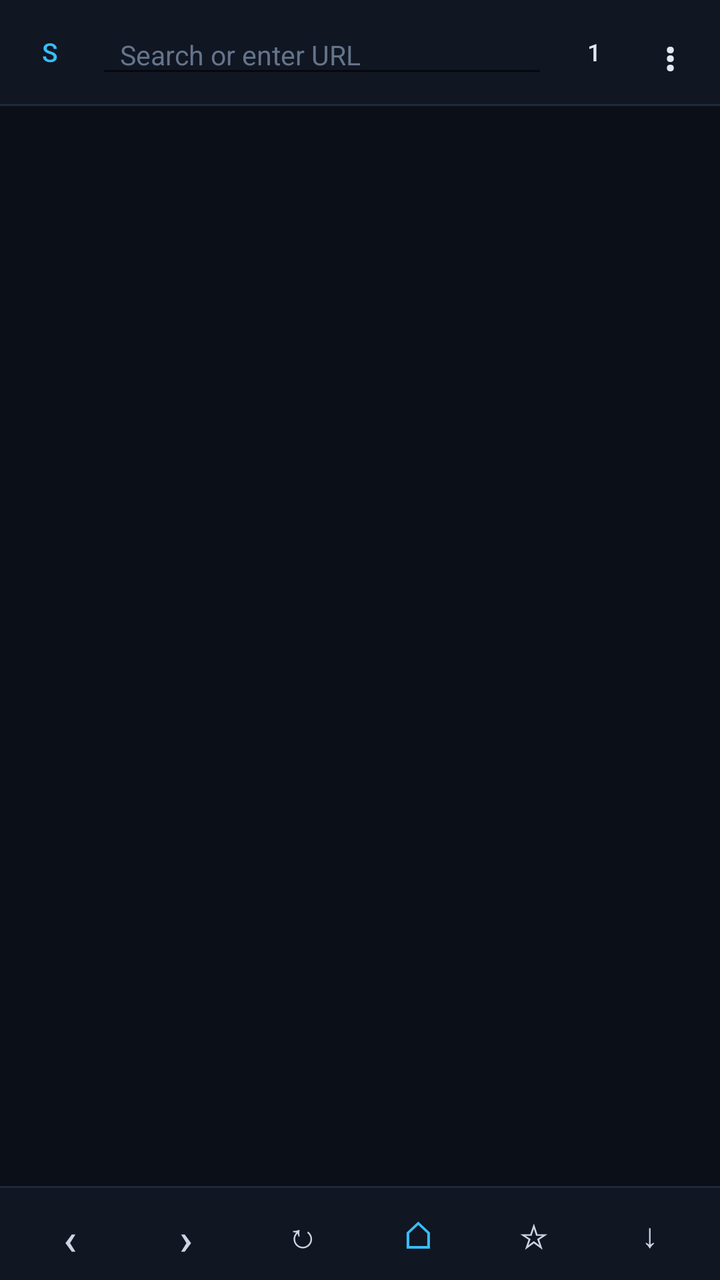
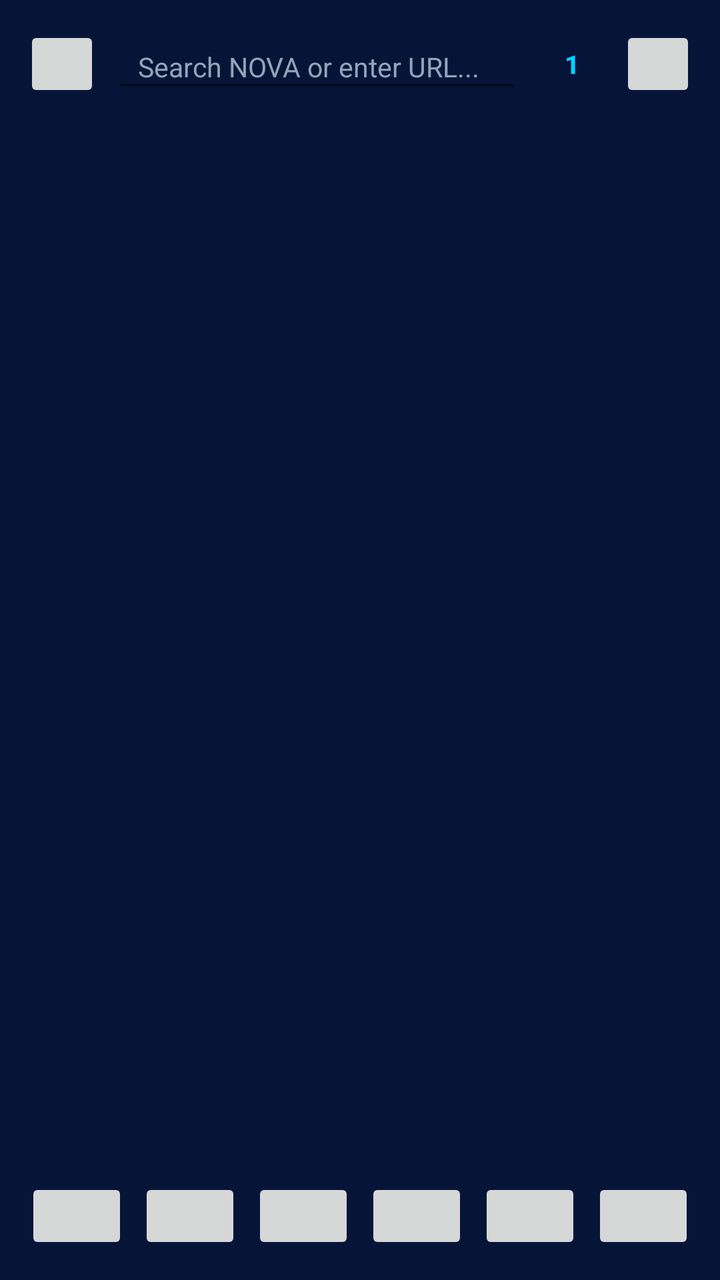

Screens rendered from an Android XML layout before and after an edit, with the pre-edit source and the edit as a unified diff.
<!-- AndroidManifest.xml: application theme Theme.MaterialComponents.DayNight.NoActionBar -->
<!-- res/layout/activity_main.xml -->
<?xml version="1.0" encoding="utf-8"?>
<LinearLayout xmlns:android="http://schemas.android.com/apk/res/android"
    android:id="@+id/rootLayout"
    android:layout_width="match_parent"
    android:layout_height="match_parent"
    android:orientation="vertical"
    android:background="#0B0F17">

    
    <LinearLayout
        android:id="@+id/topBar"
        android:layout_width="match_parent"
        android:layout_height="52dp"
        android:orientation="horizontal"
        android:gravity="center_vertical"
        android:paddingStart="8dp"
        android:paddingEnd="8dp"
        android:background="#101622">

        <Button
            android:id="@+id/btnShield"
            style="?android:attr/borderlessButtonStyle"
            android:layout_width="34dp"
            android:layout_height="34dp"
            android:minWidth="0dp"
            android:minHeight="0dp"
            android:text="S"
            android:fontFamily="sans-serif-medium"
            android:textSize="13sp"
            android:textColor="#38BDF8"
            android:padding="0dp" />

        <EditText
            android:id="@+id/etUrl"
            android:layout_width="0dp"
            android:layout_height="36dp"
            android:layout_weight="1"
            android:layout_marginStart="6dp"
            android:layout_marginEnd="6dp"
            android:hint="Search or enter URL"
            android:textColor="#F8FAFC"
            android:textColorHint="#64748B"
            android:fontFamily="sans-serif"
            android:paddingStart="12dp"
            android:paddingEnd="12dp"
            android:singleLine="true"
            android:imeOptions="actionGo"
            android:inputType="textUri"
            android:textSize="13.5sp" />

        <Button
            android:id="@+id/btnTabs"
            style="?android:attr/borderlessButtonStyle"
            android:layout_width="34dp"
            android:layout_height="34dp"
            android:minWidth="0dp"
            android:minHeight="0dp"
            android:layout_marginEnd="4dp"
            android:text="1"
            android:fontFamily="sans-serif-medium"
            android:textColor="#E2E8F0"
            android:textSize="12sp"
            android:padding="0dp" />

        <Button
            android:id="@+id/btnMenu"
            style="?android:attr/borderlessButtonStyle"
            android:layout_width="34dp"
            android:layout_height="34dp"
            android:minWidth="0dp"
            android:minHeight="0dp"
            android:text="⋮"
            android:textColor="#E2E8F0"
            android:textStyle="bold"
            android:textSize="19sp"
            android:padding="0dp" />
    </LinearLayout>

    <View
        android:id="@+id/topDivider"
        android:layout_width="match_parent"
        android:layout_height="1dp"
        android:background="#1E293B" />

    
    <LinearLayout
        android:id="@+id/layoutFind"
        android:layout_width="match_parent"
        android:layout_height="44dp"
        android:orientation="horizontal"
        android:gravity="center_vertical"
        android:paddingStart="10dp"
        android:paddingEnd="8dp"
        android:background="#101622"
        android:visibility="gone">

        <EditText
            android:id="@+id/etFind"
            android:layout_width="0dp"
            android:layout_height="34dp"
            android:layout_weight="1"
            android:hint="Find in page"
            android:textColor="#F8FAFC"
            android:textColorHint="#64748B"
            android:paddingStart="10dp"
            android:paddingEnd="10dp"
            android:singleLine="true"
            android:textSize="13sp" />

        <Button
            android:id="@+id/btnFindNext"
            style="?android:attr/borderlessButtonStyle"
            android:layout_width="56dp"
            android:layout_height="34dp"
            android:layout_marginStart="6dp"
            android:text="Next"
            android:textAllCaps="false"
            android:fontFamily="sans-serif-medium"
            android:textColor="#38BDF8"
            android:textSize="13sp" />

        <Button
            android:id="@+id/btnFindClose"
            style="?android:attr/borderlessButtonStyle"
            android:layout_width="34dp"
            android:layout_height="34dp"
            android:text="×"
            android:textColor="#94A3B8"
            android:textSize="20sp"
            android:padding="0dp" />
    </LinearLayout>

    
    <ProgressBar
        android:id="@+id/progressBar"
        style="?android:attr/progressBarStyleHorizontal"
        android:layout_width="match_parent"
        android:layout_height="2dp"
        android:max="100"
        android:progressTint="#38BDF8"
        android:progressBackgroundTint="#1E293B"
        android:visibility="gone" />

    
    <FrameLayout
        android:id="@+id/webContainer"
        android:layout_width="match_parent"
        android:layout_height="0dp"
        android:layout_weight="1" />

    <View
        android:id="@+id/bottomDivider"
        android:layout_width="match_parent"
        android:layout_height="1dp"
        android:background="#1E293B" />

    
    <LinearLayout
        android:id="@+id/bottomBar"
        android:layout_width="match_parent"
        android:layout_height="46dp"
        android:orientation="horizontal"
        android:gravity="center"
        android:paddingStart="6dp"
        android:paddingEnd="6dp"
        android:background="#101622"
        android:weightSum="6">

        <Button
            android:id="@+id/btnBack"
            style="?android:attr/borderlessButtonStyle"
            android:layout_width="0dp"
            android:layout_height="38dp"
            android:layout_weight="1"
            android:minWidth="0dp"
            android:text="‹"
            android:textSize="22sp"
            android:padding="0dp"
            android:textColor="#CBD5E1" />

        <Button
            android:id="@+id/btnForward"
            style="?android:attr/borderlessButtonStyle"
            android:layout_width="0dp"
            android:layout_height="38dp"
            android:layout_weight="1"
            android:minWidth="0dp"
            android:text="›"
            android:textSize="22sp"
            android:padding="0dp"
            android:textColor="#CBD5E1" />

        <Button
            android:id="@+id/btnReload"
            style="?android:attr/borderlessButtonStyle"
            android:layout_width="0dp"
            android:layout_height="38dp"
            android:layout_weight="1"
            android:minWidth="0dp"
            android:text="↻"
            android:textSize="17sp"
            android:padding="0dp"
            android:textColor="#CBD5E1" />

        <Button
            android:id="@+id/btnHome"
            style="?android:attr/borderlessButtonStyle"
            android:layout_width="0dp"
            android:layout_height="38dp"
            android:layout_weight="1"
            android:minWidth="0dp"
            android:text="⌂"
            android:textSize="19sp"
            android:padding="0dp"
            android:textColor="#38BDF8" />

        <Button
            android:id="@+id/btnBookmarks"
            style="?android:attr/borderlessButtonStyle"
            android:layout_width="0dp"
            android:layout_height="38dp"
            android:layout_weight="1"
            android:minWidth="0dp"
            android:text="☆"
            android:textSize="17sp"
            android:padding="0dp"
            android:textColor="#CBD5E1" />

        <Button
            android:id="@+id/btnDownloads"
            style="?android:attr/borderlessButtonStyle"
            android:layout_width="0dp"
            android:layout_height="38dp"
            android:layout_weight="1"
            android:minWidth="0dp"
            android:text="↓"
            android:textSize="17sp"
            android:padding="0dp"
            android:textColor="#CBD5E1" />
    </LinearLayout>

</LinearLayout>
<!-- resources referenced by this layout -->
<resources>

</resources>

<!-- the commit's change to res/layout/activity_main.xml (unified diff, before → after) -->
@@ -4,45 +4,43 @@
     android:layout_width="match_parent"
     android:layout_height="match_parent"
     android:orientation="vertical"
-    android:background="#0B0F17">
+    android:background="#061438">
 
     
     <LinearLayout
         android:id="@+id/topBar"
         android:layout_width="match_parent"
-        android:layout_height="52dp"
+        android:layout_height="54dp"
+        android:layout_marginStart="6dp"
+        android:layout_marginEnd="6dp"
+        android:layout_marginTop="5dp"
+        android:layout_marginBottom="4dp"
         android:orientation="horizontal"
         android:gravity="center_vertical"
-        android:paddingStart="8dp"
-        android:paddingEnd="8dp"
-        android:background="#101622">
-
-        <Button
+        android:paddingStart="6dp"
+        android:paddingEnd="6dp">
+
+        <ImageButton
             android:id="@+id/btnShield"
-            style="?android:attr/borderlessButtonStyle"
-            android:layout_width="34dp"
-            android:layout_height="34dp"
-            android:minWidth="0dp"
-            android:minHeight="0dp"
-            android:text="S"
-            android:fontFamily="sans-serif-medium"
-            android:textSize="13sp"
-            android:textColor="#38BDF8"
-            android:padding="0dp" />
+            android:layout_width="38dp"
+            android:layout_height="38dp"
+            android:scaleType="centerInside"
+            android:padding="9dp"
+            android:contentDescription="NOVA Shield" />
 
         <EditText
             android:id="@+id/etUrl"
             android:layout_width="0dp"
-            android:layout_height="36dp"
+            android:layout_height="38dp"
             android:layout_weight="1"
             android:layout_marginStart="6dp"
             android:layout_marginEnd="6dp"
-            android:hint="Search or enter URL"
-            android:textColor="#F8FAFC"
-            android:textColorHint="#64748B"
+            android:hint="Search NOVA or enter URL..."
+            android:textColor="#FFFFFF"
+            android:textColorHint="#94A3B8"
             android:fontFamily="sans-serif"
-            android:paddingStart="12dp"
-            android:paddingEnd="12dp"
+            android:paddingStart="13dp"
+            android:paddingEnd="13dp"
             android:singleLine="true"
             android:imeOptions="actionGo"
             android:inputType="textUri"
@@ -51,47 +49,39 @@
         <Button
             android:id="@+id/btnTabs"
             style="?android:attr/borderlessButtonStyle"
-            android:layout_width="34dp"
-            android:layout_height="34dp"
+            android:layout_width="38dp"
+            android:layout_height="38dp"
             android:minWidth="0dp"
             android:minHeight="0dp"
-            android:layout_marginEnd="4dp"
+            android:layout_marginEnd="5dp"
             android:text="1"
             android:fontFamily="sans-serif-medium"
-            android:textColor="#E2E8F0"
-            android:textSize="12sp"
+            android:textColor="#00D2FF"
+            android:textStyle="bold"
+            android:textSize="13sp"
             android:padding="0dp" />
 
-        <Button
+        <ImageButton
             android:id="@+id/btnMenu"
-            style="?android:attr/borderlessButtonStyle"
-            android:layout_width="34dp"
-            android:layout_height="34dp"
-            android:minWidth="0dp"
-            android:minHeight="0dp"
-            android:text="⋮"
-            android:textColor="#E2E8F0"
-            android:textStyle="bold"
-            android:textSize="19sp"
-            android:padding="0dp" />
+            android:layout_width="38dp"
+            android:layout_height="38dp"
+            android:scaleType="centerInside"
+            android:padding="9dp"
+            android:contentDescription="Menu" />
     </LinearLayout>
-
-    <View
-        android:id="@+id/topDivider"
-        android:layout_width="match_parent"
-        android:layout_height="1dp"
-        android:background="#1E293B" />
 
     
     <LinearLayout
         android:id="@+id/layoutFind"
         android:layout_width="match_parent"
         android:layout_height="44dp"
+        android:layout_marginStart="6dp"
+        android:layout_marginEnd="6dp"
+        android:layout_marginBottom="4dp"
         android:orientation="horizontal"
         android:gravity="center_vertical"
-        android:paddingStart="10dp"
-        android:paddingEnd="8dp"
-        android:background="#101622"
+        android:paddingStart="8dp"
+        android:paddingEnd="6dp"
         android:visibility="gone">
 
         <EditText
@@ -99,11 +89,11 @@
             android:layout_width="0dp"
             android:layout_height="34dp"
             android:layout_weight="1"
-            android:hint="Find in page"
-            android:textColor="#F8FAFC"
-            android:textColorHint="#64748B"
-            android:paddingStart="10dp"
-            android:paddingEnd="10dp"
+            android:hint="Find in page..."
+            android:textColor="#FFFFFF"
+            android:textColorHint="#94A3B8"
+            android:paddingStart="12dp"
+            android:paddingEnd="12dp"
             android:singleLine="true"
             android:textSize="13sp" />
 
@@ -112,22 +102,21 @@
             style="?android:attr/borderlessButtonStyle"
             android:layout_width="56dp"
             android:layout_height="34dp"
-            android:layout_marginStart="6dp"
+            android:layout_marginStart="4dp"
             android:text="Next"
             android:textAllCaps="false"
-            android:fontFamily="sans-serif-medium"
-            android:textColor="#38BDF8"
-            android:textSize="13sp" />
-
-        <Button
+            android:textColor="#00D2FF"
+            android:textStyle="bold"
+            android:textSize="12.5sp" />
+
+        <ImageButton
             android:id="@+id/btnFindClose"
-            style="?android:attr/borderlessButtonStyle"
             android:layout_width="34dp"
             android:layout_height="34dp"
-            android:text="×"
-            android:textColor="#94A3B8"
-            android:textSize="20sp"
-            android:padding="0dp" />
+            android:background="@android:color/transparent"
+            android:scaleType="centerInside"
+            android:padding="8dp"
+            android:contentDescription="Close Find" />
     </LinearLayout>
 
     
@@ -135,9 +124,9 @@
         android:id="@+id/progressBar"
         style="?android:attr/progressBarStyleHorizontal"
         android:layout_width="match_parent"
-        android:layout_height="2dp"
+        android:layout_height="3dp"
         android:max="100"
-        android:progressTint="#38BDF8"
+        android:progressTint="#00D2FF"
         android:progressBackgroundTint="#1E293B"
         android:visibility="gone" />
 
@@ -148,95 +137,80 @@
         android:layout_height="0dp"
         android:layout_weight="1" />
 
-    <View
-        android:id="@+id/bottomDivider"
-        android:layout_width="match_parent"
-        android:layout_height="1dp"
-        android:background="#1E293B" />
-
     
     <LinearLayout
         android:id="@+id/bottomBar"
         android:layout_width="match_parent"
-        android:layout_height="46dp"
+        android:layout_height="54dp"
+        android:layout_marginStart="6dp"
+        android:layout_marginEnd="6dp"
+        android:layout_marginTop="4dp"
+        android:layout_marginBottom="5dp"
         android:orientation="horizontal"
         android:gravity="center"
-        android:paddingStart="6dp"
-        android:paddingEnd="6dp"
-        android:background="#101622"
+        android:paddingStart="4dp"
+        android:paddingEnd="4dp"
         android:weightSum="6">
 
-        <Button
+        <ImageButton
             android:id="@+id/btnBack"
-            style="?android:attr/borderlessButtonStyle"
-            android:layout_width="0dp"
-            android:layout_height="38dp"
-            android:layout_weight="1"
-            android:minWidth="0dp"
-            android:text="‹"
-            android:textSize="22sp"
-            android:padding="0dp"
-            android:textColor="#CBD5E1" />
-
-        <Button
+            android:layout_width="0dp"
+            android:layout_height="38dp"
+            android:layout_weight="1"
+            android:layout_margin="2.5dp"
+            android:scaleType="centerInside"
+            android:padding="9dp"
+            android:contentDescription="Back" />
+
+        <ImageButton
             android:id="@+id/btnForward"
-            style="?android:attr/borderlessButtonStyle"
-            android:layout_width="0dp"
-            android:layout_height="38dp"
-            android:layout_weight="1"
-            android:minWidth="0dp"
-            android:text="›"
-            android:textSize="22sp"
-            android:padding="0dp"
-            android:textColor="#CBD5E1" />
-
-        <Button
+            android:layout_width="0dp"
+            android:layout_height="38dp"
+            android:layout_weight="1"
+            android:layout_margin="2.5dp"
+            android:scaleType="centerInside"
+            android:padding="9dp"
+            android:contentDescription="Forward" />
+
+        <ImageButton
             android:id="@+id/btnReload"
-            style="?android:attr/borderlessButtonStyle"
-            android:layout_width="0dp"
-            android:layout_height="38dp"
-            android:layout_weight="1"
-            android:minWidth="0dp"
-            android:text="↻"
-            android:textSize="17sp"
-            android:padding="0dp"
-            android:textColor="#CBD5E1" />
-
-        <Button
+            android:layout_width="0dp"
+            android:layout_height="38dp"
+            android:layout_weight="1"
+            android:layout_margin="2.5dp"
+            android:scaleType="centerInside"
+            android:padding="9dp"
+            android:contentDescription="Reload" />
+
+        <ImageButton
             android:id="@+id/btnHome"
-            style="?android:attr/borderlessButtonStyle"
-            android:layout_width="0dp"
-            android:layout_height="38dp"
-            android:layout_weight="1"
-            android:minWidth="0dp"
-            android:text="⌂"
-            android:textSize="19sp"
-            android:padding="0dp"
-            android:textColor="#38BDF8" />
-
-        <Button
+            android:layout_width="0dp"
+            android:layout_height="38dp"
+            android:layout_weight="1"
+            android:layout_margin="2.5dp"
+            android:scaleType="centerInside"
+            android:padding="9dp"
+            android:contentDescription="Home" />
+
+        <ImageButton
             android:id="@+id/btnBookmarks"
-            style="?android:attr/borderlessButtonStyle"
-            android:layout_width="0dp"
-            android:layout_height="38dp"
-            android:layout_weight="1"
-            android:minWidth="0dp"
-            android:text="☆"
-            android:textSize="17sp"
-            android:padding="0dp"
-            android:textColor="#CBD5E1" />
-
-        <Button
+            android:layout_width="0dp"
+            android:layout_height="38dp"
+            android:layout_weight="1"
+            android:layout_margin="2.5dp"
+            android:scaleType="centerInside"
+            android:padding="9dp"
+            android:contentDescription="Bookmarks" />
+
+        <ImageButton
             android:id="@+id/btnDownloads"
-            style="?android:attr/borderlessButtonStyle"
-            android:layout_width="0dp"
-            android:layout_height="38dp"
-            android:layout_weight="1"
-            android:minWidth="0dp"
-            android:text="↓"
-            android:textSize="17sp"
-            android:padding="0dp"
-            android:textColor="#CBD5E1" />
+            android:layout_width="0dp"
+            android:layout_height="38dp"
+            android:layout_weight="1"
+            android:layout_margin="2.5dp"
+            android:scaleType="centerInside"
+            android:padding="8dp"
+            android:contentDescription="Downloads" />
     </LinearLayout>
 
 </LinearLayout>
